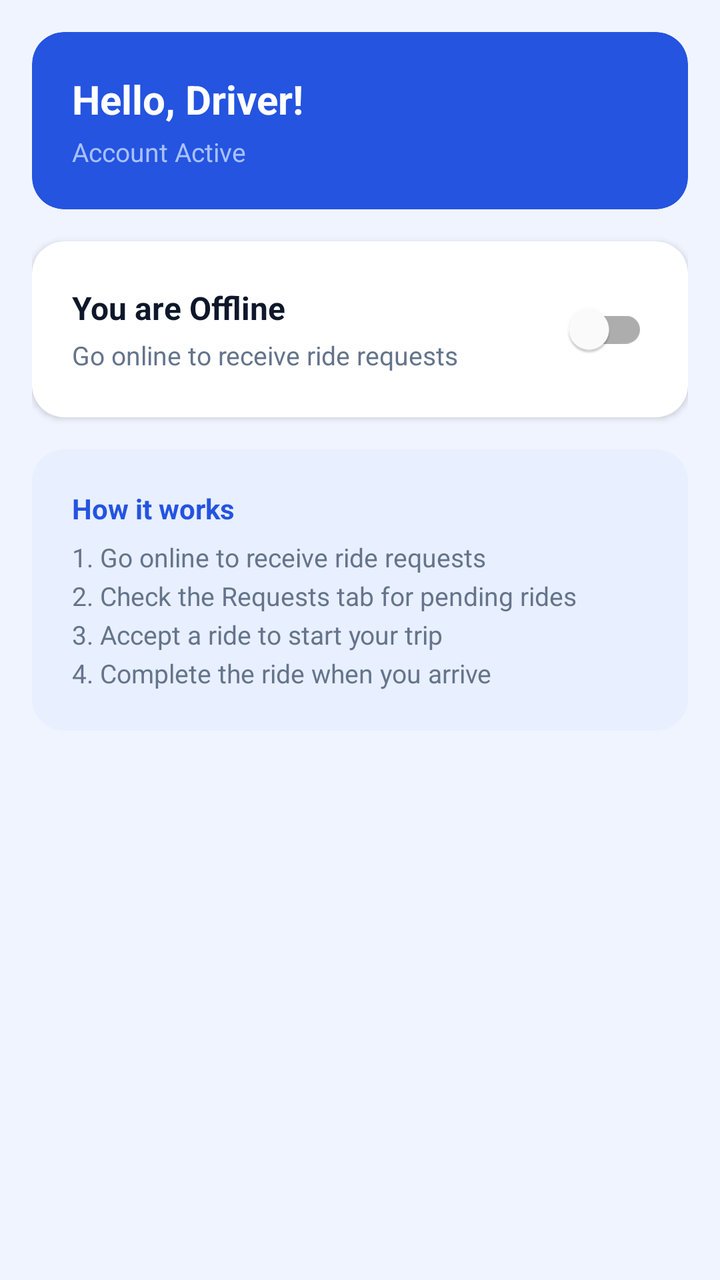
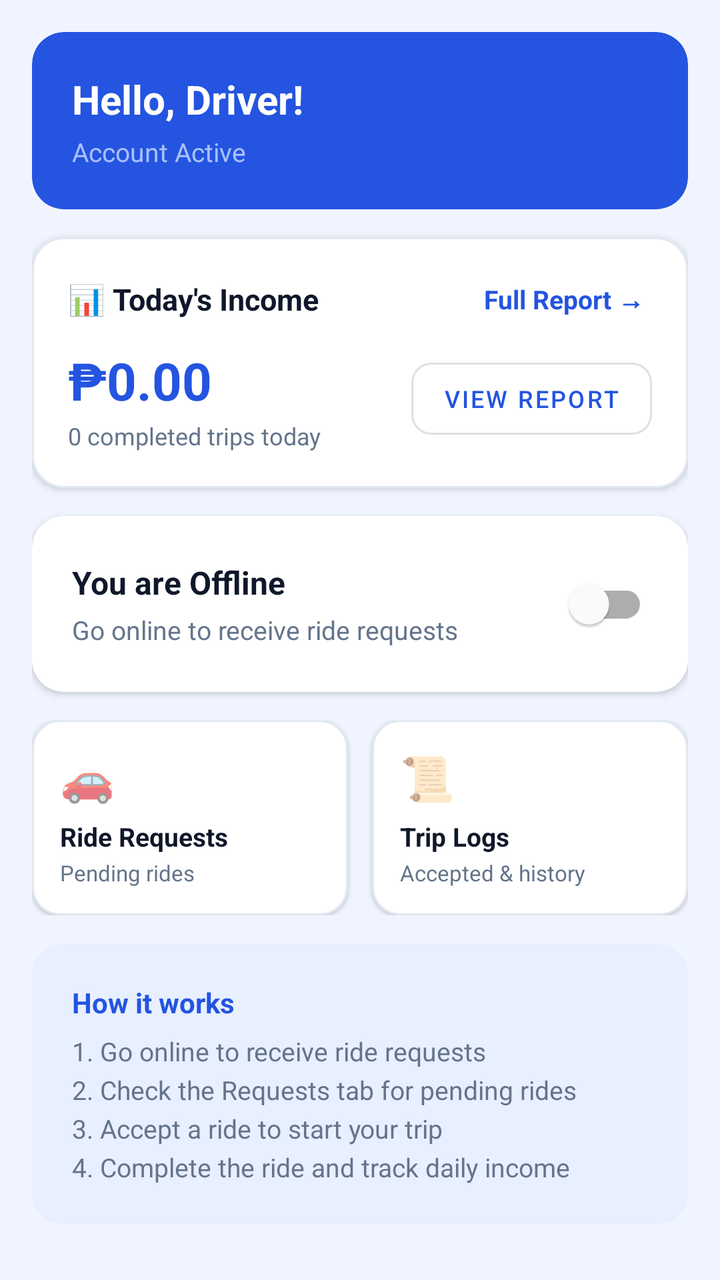

The first picture is an Android layout as it rendered before a commit; the second is the same layout after the commit. The layout source and the unified diff follow.
<!-- AndroidManifest.xml: application theme Theme.PiatMoveDriver -->
<!-- res/layout/fragment_driver_dashboard.xml -->
<?xml version="1.0" encoding="utf-8"?>
<ScrollView xmlns:android="http://schemas.android.com/apk/res/android"
    xmlns:app="http://schemas.android.com/apk/res-auto"
    android:layout_width="match_parent"
    android:layout_height="match_parent"
    android:background="@color/colorBackground">

    <LinearLayout
        android:layout_width="match_parent"
        android:layout_height="wrap_content"
        android:orientation="vertical"
        android:padding="16dp">

        
        <com.google.android.material.card.MaterialCardView
            android:layout_width="match_parent"
            android:layout_height="wrap_content"
            android:layout_marginBottom="16dp"
            app:cardBackgroundColor="@color/colorPrimary"
            app:cardCornerRadius="16dp"
            app:cardElevation="0dp">
            <LinearLayout
                android:layout_width="match_parent"
                android:layout_height="wrap_content"
                android:orientation="vertical"
                android:padding="20dp">
                <TextView
                    android:id="@+id/tvGreeting"
                    android:layout_width="wrap_content"
                    android:layout_height="wrap_content"
                    android:text="Hello, Driver!"
                    android:textColor="@color/white"
                    android:textSize="20sp"
                    android:textStyle="bold" />
                <TextView
                    android:id="@+id/tvApprovalStatus"
                    android:layout_width="wrap_content"
                    android:layout_height="wrap_content"
                    android:layout_marginTop="4dp"
                    android:text="Account Active"
                    android:textColor="@color/colorHeroSubtitle"
                    android:textSize="13sp" />
            </LinearLayout>
        </com.google.android.material.card.MaterialCardView>

        
        <com.google.android.material.card.MaterialCardView
            android:id="@+id/cardPendingApproval"
            android:layout_width="match_parent"
            android:layout_height="wrap_content"
            android:layout_marginBottom="16dp"
            android:visibility="gone"
            app:cardBackgroundColor="#FEF3C7"
            app:cardCornerRadius="16dp"
            app:strokeColor="#F59E0B"
            app:strokeWidth="1dp"
            app:cardElevation="0dp">
            <LinearLayout
                android:layout_width="match_parent"
                android:layout_height="wrap_content"
                android:orientation="vertical"
                android:padding="16dp">
                <TextView
                    android:id="@+id/tvPendingTitle"
                    android:layout_width="wrap_content"
                    android:layout_height="wrap_content"
                    android:text="⏳ Account Pending Approval"
                    android:textColor="#B45309"
                    android:textSize="14sp"
                    android:textStyle="bold" />
                <TextView
                    android:id="@+id/tvPendingSub"
                    android:layout_width="wrap_content"
                    android:layout_height="wrap_content"
                    android:layout_marginTop="4dp"
                    android:text="Your driver account is currently under review by the LGU Admin. You will be able to go online once approved."
                    android:textColor="#92400E"
                    android:textSize="12sp"
                    android:lineSpacingExtra="2dp" />
            </LinearLayout>
        </com.google.android.material.card.MaterialCardView>

        
        <com.google.android.material.card.MaterialCardView
            android:layout_width="match_parent"
            android:layout_height="wrap_content"
            android:layout_marginBottom="16dp"
            app:cardCornerRadius="16dp"
            app:cardElevation="2dp">
            <LinearLayout
                android:layout_width="match_parent"
                android:layout_height="wrap_content"
                android:gravity="center_vertical"
                android:orientation="horizontal"
                android:padding="20dp">

                <LinearLayout
                    android:layout_width="0dp"
                    android:layout_height="wrap_content"
                    android:layout_weight="1"
                    android:orientation="vertical">
                    <TextView
                        android:id="@+id/tvOnlineStatus"
                        android:layout_width="wrap_content"
                        android:layout_height="wrap_content"
                        android:text="@string/status_offline"
                        android:textColor="@color/black"
                        android:textSize="16sp"
                        android:textStyle="bold" />
                    <TextView
                        android:id="@+id/tvOnlineSubtitle"
                        android:layout_width="wrap_content"
                        android:layout_height="wrap_content"
                        android:layout_marginTop="4dp"
                        android:text="@string/status_offline_sub"
                        android:textColor="@color/grey_text"
                        android:textSize="13sp" />
                </LinearLayout>

                <com.google.android.material.switchmaterial.SwitchMaterial
                    android:id="@+id/switchOnline"
                    android:layout_width="wrap_content"
                    android:layout_height="wrap_content"
                    android:checked="false" />
            </LinearLayout>
        </com.google.android.material.card.MaterialCardView>

        
        <com.google.android.material.card.MaterialCardView
            android:layout_width="match_parent"
            android:layout_height="wrap_content"
            app:cardBackgroundColor="@color/colorPrimaryContainer"
            app:cardCornerRadius="16dp"
            app:cardElevation="0dp">
            <LinearLayout
                android:layout_width="match_parent"
                android:layout_height="wrap_content"
                android:orientation="vertical"
                android:padding="20dp">
                <TextView
                    android:layout_width="wrap_content"
                    android:layout_height="wrap_content"
                    android:layout_marginBottom="6dp"
                    android:text="How it works"
                    android:textColor="@color/colorPrimary"
                    android:textSize="14sp"
                    android:textStyle="bold" />
                <TextView
                    android:layout_width="wrap_content"
                    android:layout_height="wrap_content"
                    android:text="1. Go online to receive ride requests\n2. Check the Requests tab for pending rides\n3. Accept a ride to start your trip\n4. Complete the ride when you arrive"
                    android:textColor="@color/grey_text"
                    android:textSize="13sp"
                    android:lineSpacingExtra="4dp" />
            </LinearLayout>
        </com.google.android.material.card.MaterialCardView>

    </LinearLayout>
</ScrollView>
<!-- resources referenced by this layout -->
<resources>
  <color name="black">#0F172A</color>
  <color name="colorBackground">#F0F4FF</color>
  <color name="colorHeroSubtitle">#A8C0FF</color>
  <color name="colorPrimary">#2454E0</color>
  <color name="colorPrimaryContainer">#E8EFFF</color>
  <color name="grey_text">#64748B</color>
  <color name="white">#FFFFFF</color>
  <string name="status_offline">You are Offline</string>
  <string name="status_offline_sub">Go online to receive ride requests</string>
  <style name="Theme.PiatMoveDriver" parent="Theme.MaterialComponents.DayNight.NoActionBar">
          <item name="colorPrimary">@color/colorPrimary</item>
          <item name="colorPrimaryVariant">@color/colorPrimaryDark</item>
          <item name="colorOnPrimary">@color/white</item>
          <item name="colorSecondary">@color/colorAccent</item>
          <item name="colorOnSecondary">@color/white</item>
          <item name="android:statusBarColor">@color/colorPrimaryDark</item>
          <item name="materialButtonStyle">@style/Widget.App.Button</item>
          <item name="materialButtonOutlinedStyle">@style/Widget.App.Button.Outlined</item>
          <item name="shapeAppearanceMediumComponent">@style/ShapeAppearance.App.MediumComponent</item>
      </style>
  <color name="colorPrimaryDark">#1D43B8</color>
  <color name="colorAccent">#12B76A</color>
  <style name="Widget.App.Button" parent="Widget.MaterialComponents.Button">
          <item name="cornerRadius">24dp</item>
          <item name="android:paddingTop">4dp</item>
          <item name="android:paddingBottom">4dp</item>
          <item name="android:minHeight">48dp</item>
      </style>
  <style name="Widget.App.Button.Outlined" parent="Widget.MaterialComponents.Button.OutlinedButton">
          <item name="cornerRadius">24dp</item>
          <item name="android:paddingTop">4dp</item>
          <item name="android:paddingBottom">4dp</item>
          <item name="android:minHeight">48dp</item>
      </style>
  <style name="ShapeAppearance.App.MediumComponent" parent="ShapeAppearance.MaterialComponents.MediumComponent">
          <item name="cornerSize">12dp</item>
      </style>
</resources>

<!-- the commit's change to res/layout/fragment_driver_dashboard.xml (unified diff, before → after) -->
@@ -15,15 +15,17 @@
         <com.google.android.material.card.MaterialCardView
             android:layout_width="match_parent"
             android:layout_height="wrap_content"
-            android:layout_marginBottom="16dp"
+            android:layout_marginBottom="14dp"
             app:cardBackgroundColor="@color/colorPrimary"
             app:cardCornerRadius="16dp"
             app:cardElevation="0dp">
+
             <LinearLayout
                 android:layout_width="match_parent"
                 android:layout_height="wrap_content"
                 android:orientation="vertical"
                 android:padding="20dp">
+
                 <TextView
                     android:id="@+id/tvGreeting"
                     android:layout_width="wrap_content"
@@ -32,6 +34,7 @@
                     android:textColor="@color/white"
                     android:textSize="20sp"
                     android:textStyle="bold" />
+
                 <TextView
                     android:id="@+id/tvApprovalStatus"
                     android:layout_width="wrap_content"
@@ -48,18 +51,20 @@
             android:id="@+id/cardPendingApproval"
             android:layout_width="match_parent"
             android:layout_height="wrap_content"
-            android:layout_marginBottom="16dp"
+            android:layout_marginBottom="14dp"
             android:visibility="gone"
             app:cardBackgroundColor="#FEF3C7"
             app:cardCornerRadius="16dp"
+            app:cardElevation="0dp"
             app:strokeColor="#F59E0B"
-            app:strokeWidth="1dp"
-            app:cardElevation="0dp">
+            app:strokeWidth="1dp">
+
             <LinearLayout
                 android:layout_width="match_parent"
                 android:layout_height="wrap_content"
                 android:orientation="vertical"
                 android:padding="16dp">
+
                 <TextView
                     android:id="@+id/tvPendingTitle"
                     android:layout_width="wrap_content"
@@ -68,25 +73,115 @@
                     android:textColor="#B45309"
                     android:textSize="14sp"
                     android:textStyle="bold" />
+
                 <TextView
                     android:id="@+id/tvPendingSub"
                     android:layout_width="wrap_content"
                     android:layout_height="wrap_content"
                     android:layout_marginTop="4dp"
+                    android:lineSpacingExtra="2dp"
                     android:text="Your driver account is currently under review by the LGU Admin. You will be able to go online once approved."
                     android:textColor="#92400E"
-                    android:textSize="12sp"
-                    android:lineSpacingExtra="2dp" />
-            </LinearLayout>
-        </com.google.android.material.card.MaterialCardView>
-
-        
-        <com.google.android.material.card.MaterialCardView
-            android:layout_width="match_parent"
-            android:layout_height="wrap_content"
-            android:layout_marginBottom="16dp"
+                    android:textSize="12sp" />
+            </LinearLayout>
+        </com.google.android.material.card.MaterialCardView>
+
+        
+        <com.google.android.material.card.MaterialCardView
+            android:id="@+id/cardTodayIncome"
+            android:layout_width="match_parent"
+            android:layout_height="wrap_content"
+            android:layout_marginBottom="14dp"
+            app:cardCornerRadius="16dp"
+            app:cardElevation="2dp"
+            app:strokeColor="#E2E8F0"
+            app:strokeWidth="1dp">
+
+            <LinearLayout
+                android:layout_width="match_parent"
+                android:layout_height="wrap_content"
+                android:orientation="vertical"
+                android:padding="18dp">
+
+                <LinearLayout
+                    android:layout_width="match_parent"
+                    android:layout_height="wrap_content"
+                    android:gravity="center_vertical"
+                    android:orientation="horizontal">
+
+                    <TextView
+                        android:layout_width="0dp"
+                        android:layout_height="wrap_content"
+                        android:layout_weight="1"
+                        android:text="📊 Today's Income"
+                        android:textColor="@color/black"
+                        android:textSize="15sp"
+                        android:textStyle="bold" />
+
+                    <TextView
+                        android:id="@+id/tvViewReportBtn"
+                        android:layout_width="wrap_content"
+                        android:layout_height="wrap_content"
+                        android:background="?attr/selectableItemBackground"
+                        android:padding="4dp"
+                        android:text="Full Report →"
+                        android:textColor="@color/colorPrimary"
+                        android:textSize="13sp"
+                        android:textStyle="bold" />
+                </LinearLayout>
+
+                <LinearLayout
+                    android:layout_width="match_parent"
+                    android:layout_height="wrap_content"
+                    android:layout_marginTop="10dp"
+                    android:gravity="center_vertical"
+                    android:orientation="horizontal">
+
+                    <LinearLayout
+                        android:layout_width="0dp"
+                        android:layout_height="wrap_content"
+                        android:layout_weight="1"
+                        android:orientation="vertical">
+
+                        <TextView
+                            android:id="@+id/tvDashTodayIncome"
+                            android:layout_width="wrap_content"
+                            android:layout_height="wrap_content"
+                            android:text="₱0.00"
+                            android:textColor="@color/colorPrimary"
+                            android:textSize="26sp"
+                            android:textStyle="bold" />
+
+                        <TextView
+                            android:id="@+id/tvDashTodayTrips"
+                            android:layout_width="wrap_content"
+                            android:layout_height="wrap_content"
+                            android:layout_marginTop="2dp"
+                            android:text="0 completed trips today"
+                            android:textColor="@color/grey_text"
+                            android:textSize="12sp" />
+                    </LinearLayout>
+
+                    <com.google.android.material.button.MaterialButton
+                        android:id="@+id/btnDailyReport"
+                        style="@style/Widget.MaterialComponents.Button.OutlinedButton"
+                        android:layout_width="wrap_content"
+                        android:layout_height="wrap_content"
+                        android:text="View Report"
+                        android:textSize="12sp"
+                        app:cornerRadius="10dp" />
+                </LinearLayout>
+            </LinearLayout>
+        </com.google.android.material.card.MaterialCardView>
+
+        
+        <com.google.android.material.card.MaterialCardView
+            android:layout_width="match_parent"
+            android:layout_height="wrap_content"
+            android:layout_marginBottom="14dp"
             app:cardCornerRadius="16dp"
             app:cardElevation="2dp">
+
             <LinearLayout
                 android:layout_width="match_parent"
                 android:layout_height="wrap_content"
@@ -99,6 +194,7 @@
                     android:layout_height="wrap_content"
                     android:layout_weight="1"
                     android:orientation="vertical">
+
                     <TextView
                         android:id="@+id/tvOnlineStatus"
                         android:layout_width="wrap_content"
@@ -107,6 +203,7 @@
                         android:textColor="@color/black"
                         android:textSize="16sp"
                         android:textStyle="bold" />
+
                     <TextView
                         android:id="@+id/tvOnlineSubtitle"
                         android:layout_width="wrap_content"
@@ -126,17 +223,115 @@
         </com.google.android.material.card.MaterialCardView>
 
         
+        <LinearLayout
+            android:layout_width="match_parent"
+            android:layout_height="wrap_content"
+            android:layout_marginBottom="14dp"
+            android:orientation="horizontal">
+
+            <com.google.android.material.card.MaterialCardView
+                android:id="@+id/cardQuickRequests"
+                android:layout_width="0dp"
+                android:layout_height="wrap_content"
+                android:layout_marginEnd="6dp"
+                android:layout_weight="1"
+                android:clickable="true"
+                android:focusable="true"
+                app:cardCornerRadius="14dp"
+                app:cardElevation="1dp"
+                app:strokeColor="#E2E8F0"
+                app:strokeWidth="1dp">
+
+                <LinearLayout
+                    android:layout_width="match_parent"
+                    android:layout_height="wrap_content"
+                    android:orientation="vertical"
+                    android:padding="14dp">
+
+                    <TextView
+                        android:layout_width="wrap_content"
+                        android:layout_height="wrap_content"
+                        android:text="🚗"
+                        android:textSize="22sp" />
+
+                    <TextView
+                        android:layout_width="wrap_content"
+                        android:layout_height="wrap_content"
+                        android:layout_marginTop="6dp"
+                        android:text="Ride Requests"
+                        android:textColor="@color/black"
+                        android:textSize="13sp"
+                        android:textStyle="bold" />
+
+                    <TextView
+                        android:layout_width="wrap_content"
+                        android:layout_height="wrap_content"
+                        android:layout_marginTop="2dp"
+                        android:text="Pending rides"
+                        android:textColor="@color/grey_text"
+                        android:textSize="11sp" />
+                </LinearLayout>
+            </com.google.android.material.card.MaterialCardView>
+
+            <com.google.android.material.card.MaterialCardView
+                android:id="@+id/cardQuickActivity"
+                android:layout_width="0dp"
+                android:layout_height="wrap_content"
+                android:layout_marginStart="6dp"
+                android:layout_weight="1"
+                android:clickable="true"
+                android:focusable="true"
+                app:cardCornerRadius="14dp"
+                app:cardElevation="1dp"
+                app:strokeColor="#E2E8F0"
+                app:strokeWidth="1dp">
+
+                <LinearLayout
+                    android:layout_width="match_parent"
+                    android:layout_height="wrap_content"
+                    android:orientation="vertical"
+                    android:padding="14dp">
+
+                    <TextView
+                        android:layout_width="wrap_content"
+                        android:layout_height="wrap_content"
+                        android:text="📜"
+                        android:textSize="22sp" />
+
+                    <TextView
+                        android:layout_width="wrap_content"
+                        android:layout_height="wrap_content"
+                        android:layout_marginTop="6dp"
+                        android:text="Trip Logs"
+                        android:textColor="@color/black"
+                        android:textSize="13sp"
+                        android:textStyle="bold" />
+
+                    <TextView
+                        android:layout_width="wrap_content"
+                        android:layout_height="wrap_content"
+                        android:layout_marginTop="2dp"
+                        android:text="Accepted &amp; history"
+                        android:textColor="@color/grey_text"
+                        android:textSize="11sp" />
+                </LinearLayout>
+            </com.google.android.material.card.MaterialCardView>
+        </LinearLayout>
+
+        
         <com.google.android.material.card.MaterialCardView
             android:layout_width="match_parent"
             android:layout_height="wrap_content"
             app:cardBackgroundColor="@color/colorPrimaryContainer"
             app:cardCornerRadius="16dp"
             app:cardElevation="0dp">
+
             <LinearLayout
                 android:layout_width="match_parent"
                 android:layout_height="wrap_content"
                 android:orientation="vertical"
                 android:padding="20dp">
+
                 <TextView
                     android:layout_width="wrap_content"
                     android:layout_height="wrap_content"
@@ -145,13 +340,14 @@
                     android:textColor="@color/colorPrimary"
                     android:textSize="14sp"
                     android:textStyle="bold" />
-                <TextView
-                    android:layout_width="wrap_content"
-                    android:layout_height="wrap_content"
-                    android:text="1. Go online to receive ride requests\n2. Check the Requests tab for pending rides\n3. Accept a ride to start your trip\n4. Complete the ride when you arrive"
+
+                <TextView
+                    android:layout_width="wrap_content"
+                    android:layout_height="wrap_content"
+                    android:lineSpacingExtra="4dp"
+                    android:text="1. Go online to receive ride requests\n2. Check the Requests tab for pending rides\n3. Accept a ride to start your trip\n4. Complete the ride and track daily income"
                     android:textColor="@color/grey_text"
-                    android:textSize="13sp"
-                    android:lineSpacingExtra="4dp" />
+                    android:textSize="13sp" />
             </LinearLayout>
         </com.google.android.material.card.MaterialCardView>
 
